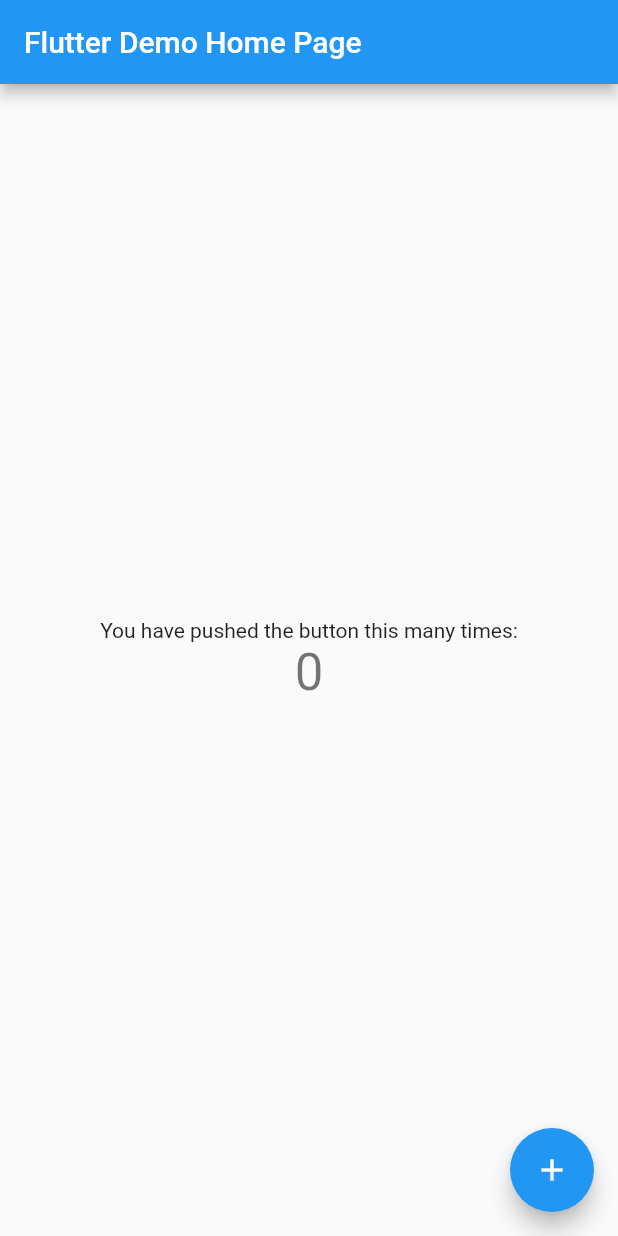
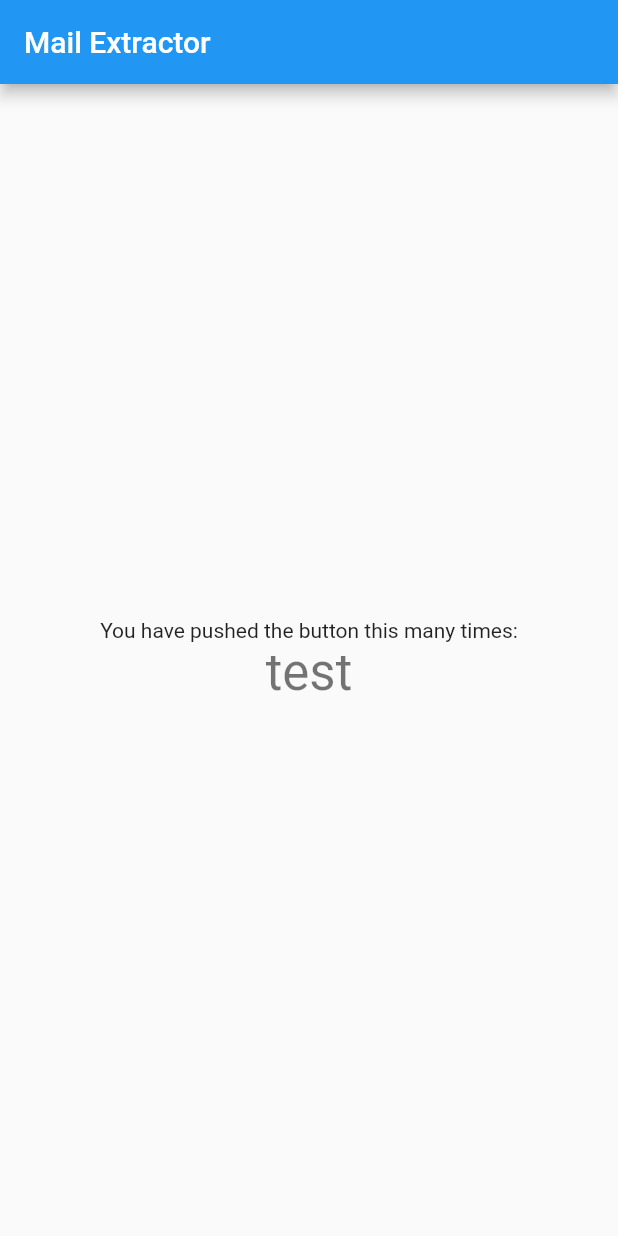
Before and after one commit to DaemonLoki/Business-Card-Mail-Extractor, a Flutter app: the screen it shows after launch, on a phone screen of 412 x 824 dp. Run offline on Flutter 3.47's test engine with Material 2 defaults, Android fonts, the phone set to English and light mode, and no system bars.

Commit message:
removed unnecessary default info from main.dart

```diff
--- a/lib/main.dart
+++ b/lib/main.dart
@@ -3,39 +3,20 @@ import 'package:flutter/material.dart';
 void main() => runApp(MyApp());
 
 class MyApp extends StatelessWidget {
-  // This widget is the root of your application.
   @override
   Widget build(BuildContext context) {
     return MaterialApp(
       title: 'Flutter Demo',
       theme: ThemeData(
-        // This is the theme of your application.
-        //
-        // Try running your application with "flutter run". You'll see the
-        // application has a blue toolbar. Then, without quitting the app, try
-        // changing the primarySwatch below to Colors.green and then invoke
-        // "hot reload" (press "r" in the console where you ran "flutter run",
-        // or simply save your changes to "hot reload" in a Flutter IDE).
-        // Notice that the counter didn't reset back to zero; the application
-        // is not restarted.
         primarySwatch: Colors.blue,
       ),
-      home: MyHomePage(title: 'Flutter Demo Home Page'),
+      home: MyHomePage(title: 'Mail Extractor'),
     );
   }
 }
 
 class MyHomePage extends StatefulWidget {
   MyHomePage({Key key, this.title}) : super(key: key);
-
-  // This widget is the home page of your application. It is stateful, meaning
-  // that it has a State object (defined below) that contains fields that affect
-  // how it looks.
-
-  // This class is the configuration for the state. It holds the values (in this
-  // case the title) provided by the parent (in this case the App widget) and
-  // used by the build method of the State. Fields in a Widget subclass are
-  // always marked "final".
 
   final String title;
 
@@ -44,67 +25,26 @@ class MyHomePage extends StatefulWidget {
 }
 
 class _MyHomePageState extends State<MyHomePage> {
-  int _counter = 0;
-
-  void _incrementCounter() {
-    setState(() {
-      // This call to setState tells the Flutter framework that something has
-      // changed in this State, which causes it to rerun the build method below
-      // so that the display can reflect the updated values. If we changed
-      // _counter without calling setState(), then the build method would not be
-      // called again, and so nothing would appear to happen.
-      _counter++;
-    });
-  }
 
   @override
   Widget build(BuildContext context) {
-    // This method is rerun every time setState is called, for instance as done
-    // by the _incrementCounter method above.
-    //
-    // The Flutter framework has been optimized to make rerunning build methods
-    // fast, so that you can just rebuild anything that needs updating rather
-    // than having to individually change instances of widgets.
     return Scaffold(
       appBar: AppBar(
-        // Here we take the value from the MyHomePage object that was created by
-        // the App.build method, and use it to set our appbar title.
         title: Text(widget.title),
       ),
       body: Center(
-        // Center is a layout widget. It takes a single child and positions it
-        // in the middle of the parent.
         child: Column(
-          // Column is also layout widget. It takes a list of children and
-          // arranges them vertically. By default, it sizes itself to fit its
-          // children horizontally, and tries to be as tall as its parent.
-          //
-          // Invoke "debug painting" (press "p" in the console, choose the
-          // "Toggle Debug Paint" action from the Flutter Inspector in Android
-          // Studio, or the "Toggle Debug Paint" command in Visual Studio Code)
-          // to see the wireframe for each widget.
-          //
-          // Column has various properties to control how it sizes itself and
-          // how it positions its children. Here we use mainAxisAlignment to
-          // center the children vertically; the main axis here is the vertical
-          // axis because Columns are vertical (the cross axis would be
-          // horizontal).
           mainAxisAlignment: MainAxisAlignment.center,
           children: <Widget>[
             Text(
               'You have pushed the button this many times:',
             ),
             Text(
-              '$_counter',
+              'test',
               style: Theme.of(context).textTheme.display1,
             ),
           ],
         ),
-      ),
-      floatingActionButton: FloatingActionButton(
-        onPressed: _incrementCounter,
-        tooltip: 'Increment',
-        child: Icon(Icons.add),
       ), // This trailing comma makes auto-formatting nicer for build methods.
     );
   }
```
